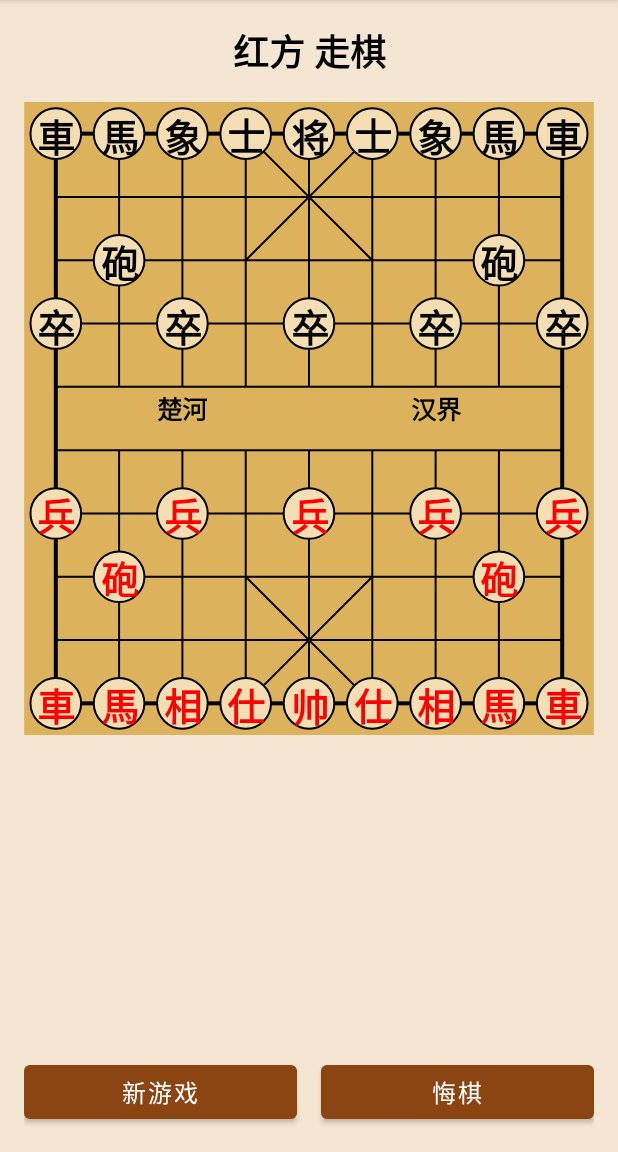
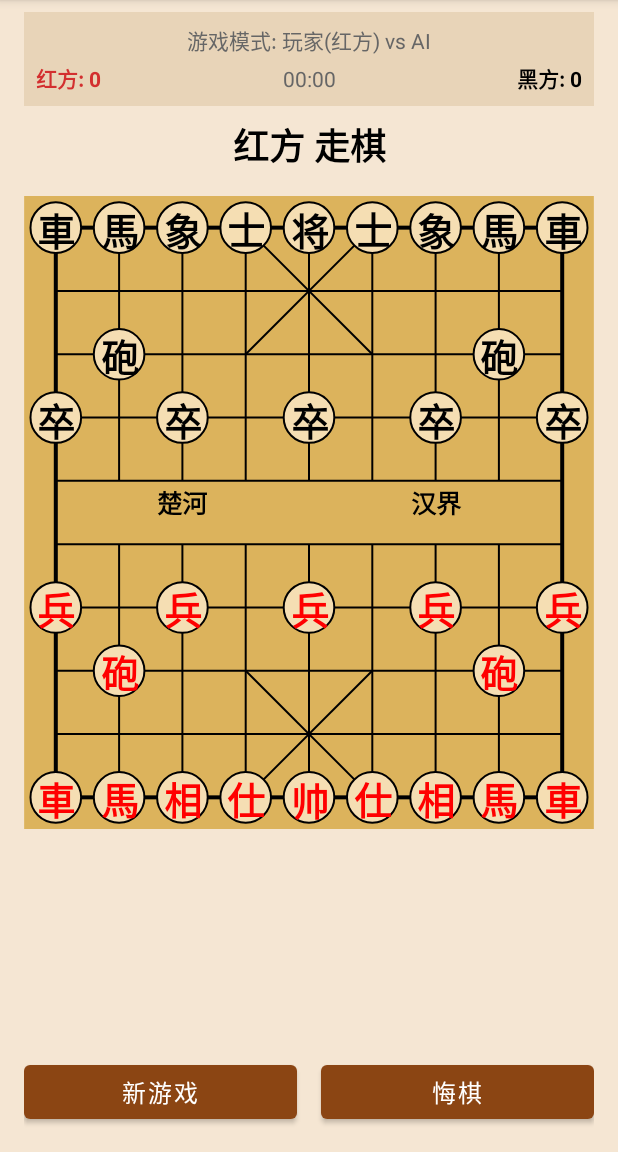
Before and after one commit to yingwang/chinese_chess_mobile, an Android app: the screen it shows after launch (MainActivity), on a phone screen of 412 x 824 dp, the part 84-1236 px from its top. Run offline under Robolectric (Android 15) with nearby library versions, the phone set to English and light mode, and no system bars.

Commit message:
Fix AI auto-start and add game status UI indicators
This commit addresses several issues and adds new features:

1. Fix AI auto-start logic:
   - AI now starts automatically in AI vs AI mode
   - Fixed issue where AI (black) wouldn't start in AI vs AI mode
   - Uses shouldAIMove() check instead of specific color check

2. Optimize AI performance:
   - Reduced time limits for faster response (500ms-8000ms vs 1000ms-15000ms)
   - Adjusted depth levels for better balance between speed and strength
   - BEGINNER: 2 depth, 500ms
   - INTERMEDIATE: 3 depth, 1500ms
   - ADVANCED: 4 depth, 3000ms
   - PROFESSIONAL: 5 depth, 5000ms
   - MASTER: 6 depth, 8000ms

3. Add comprehensive game status UI:
   - Game mode display showing current mode and player colors
   - Score tracking for both red and black players (based on captured pieces)
   - Game timer showing elapsed time in MM:SS format
   - Move counter integrated into stats
   - Stats update in real-time after each move

4. Enhanced UI layout:
   - Added game info panel with mode, scores, and timer
   - Better visual hierarchy with colored text for red/black scores
   - Compact layout that fits all information without crowding

```diff
--- a/app/src/main/java/com/yingwang/chinesechess/GameController.kt
+++ b/app/src/main/java/com/yingwang/chinesechess/GameController.kt
@@ -11,11 +11,11 @@ class GameController(
     private val aiDifficulty: AIDifficulty = AIDifficulty.PROFESSIONAL
 ) {
     enum class AIDifficulty(val depth: Int, val timeLimit: Long) {
-        BEGINNER(2, 1000),
-        INTERMEDIATE(4, 3000),
-        ADVANCED(5, 5000),
-        PROFESSIONAL(6, 8000),
-        MASTER(7, 15000)
+        BEGINNER(2, 500),
+        INTERMEDIATE(3, 1500),
+        ADVANCED(4, 3000),
+        PROFESSIONAL(5, 5000),
+        MASTER(6, 8000)
     }
 
     enum class GameMode {
@@ -34,11 +34,24 @@ class GameController(
 
     private var moveHistory = mutableListOf<Move>()
     private val coroutineScope = CoroutineScope(Dispatchers.Main + SupervisorJob())
+    private var gameStartTime = 0L
+    private var currentMoveStartTime = 0L
+    private var redScore = 0
+    private var blackScore = 0
 
     var onBoardUpdated: ((Board) -> Unit)? = null
     var onGameOver: ((GameResult) -> Unit)? = null
     var onAIThinking: ((Boolean) -> Unit)? = null
     var onMoveCompleted: ((Move) -> Unit)? = null
+    var onStatsUpdated: ((GameStats) -> Unit)? = null
+
+    data class GameStats(
+        val redScore: Int,
+        val blackScore: Int,
+        val moveNumber: Int,
+        val gameTime: Long,
+        val lastMoveTime: Long
+    )
 
     sealed class GameResult {
         data class Checkmate(val winner: PieceColor) : GameResult()
@@ -54,10 +67,15 @@ class GameController(
         board = Board.createInitialBoard()
         moveHistory.clear()
         ai.clearCache()
+        gameStartTime = System.currentTimeMillis()
+        currentMoveStartTime = gameStartTime
+        redScore = 0
+        blackScore = 0
         onBoardUpdated?.invoke(board)
+        updateStats()
 
-        // If AI plays first
-        if (gameMode != GameMode.PLAYER_VS_PLAYER && aiColor == PieceColor.RED) {
+        // Trigger AI move if needed
+        if (shouldAIMove()) {
             makeAIMove()
         }
     }
@@ -73,12 +91,25 @@ class GameController(
             return false
         }
 
+        // Update score if capturing
+        if (move.capturedPiece != null) {
+            val captureValue = move.capturedPiece.type.baseValue
+            if (move.piece.color == PieceColor.RED) {
+                redScore += captureValue
+            } else {
+                blackScore += captureValue
+            }
+        }
+
         // Make the move
+        val moveStartTime = currentMoveStartTime
         board.makeMoveInPlace(move)
         moveHistory.add(move)
+        currentMoveStartTime = System.currentTimeMillis()
 
         onBoardUpdated?.invoke(board)
         onMoveCompleted?.invoke(move)
+        updateStats()
 
         // Check game over
         if (checkGameOver()) {
@@ -111,11 +142,23 @@ class GameController(
                 val move = ai.findBestMove(board)
 
                 if (move != null) {
+                    // Update score if capturing
+                    if (move.capturedPiece != null) {
+                        val captureValue = move.capturedPiece.type.baseValue
+                        if (move.piece.color == PieceColor.RED) {
+                            redScore += captureValue
+                        } else {
+                            blackScore += captureValue
+                        }
+                    }
+
                     board.makeMoveInPlace(move)
                     moveHistory.add(move)
+                    currentMoveStartTime = System.currentTimeMillis()
 
                     onBoardUpdated?.invoke(board)
                     onMoveCompleted?.invoke(move)
+                    updateStats()
 
                     // Check game over
                     if (!checkGameOver()) {
@@ -171,6 +214,23 @@ class GameController(
         return "Cache size: ${ai.getCacheSize()}, Difficulty: $aiDifficulty"
     }
 
+    fun getGameMode(): GameMode = gameMode
+
+    fun getAIColor(): PieceColor = aiColor
+
+    private fun updateStats() {
+        val gameTime = System.currentTimeMillis() - gameStartTime
+        val lastMoveTime = System.currentTimeMillis() - currentMoveStartTime
+        val stats = GameStats(
+            redScore = redScore,
+            blackScore = blackScore,
+            moveNumber = moveHistory.size,
+            gameTime = gameTime,
+            lastMoveTime = lastMoveTime
+        )
+        onStatsUpdated?.invoke(stats)
+    }
+
     fun destroy() {
         coroutineScope.cancel()
     }
--- a/app/src/main/java/com/yingwang/chinesechess/MainActivity.kt
+++ b/app/src/main/java/com/yingwang/chinesechess/MainActivity.kt
@@ -21,6 +21,10 @@ class MainActivity : AppCompatActivity() {
     private lateinit var newGameButton: Button
     private lateinit var undoButton: Button
     private lateinit var gameController: GameController
+    private lateinit var gameModeText: TextView
+    private lateinit var redScoreText: TextView
+    private lateinit var blackScoreText: TextView
+    private lateinit var gameTimeText: TextView
 
     override fun onCreate(savedInstanceState: Bundle?) {
         super.onCreate(savedInstanceState)
@@ -37,6 +41,10 @@ class MainActivity : AppCompatActivity() {
         aiThinkingIndicator = findViewById(R.id.aiThinkingIndicator)
         newGameButton = findViewById(R.id.newGameButton)
         undoButton = findViewById(R.id.undoButton)
+        gameModeText = findViewById(R.id.gameModeText)
+        redScoreText = findViewById(R.id.redScoreText)
+        blackScoreText = findViewById(R.id.blackScoreText)
+        gameTimeText = findViewById(R.id.gameTimeText)
 
         newGameButton.setOnClickListener {
             showNewGameDialog()
@@ -95,6 +103,12 @@ class MainActivity : AppCompatActivity() {
             }
         }
 
+        gameController.onStatsUpdated = { stats ->
+            runOnUiThread {
+                updateGameStats(stats)
+            }
+        }
+
         boardView.setOnMoveListener { move ->
             if (gameController.makePlayerMove(move)) {
                 boardView.clearSelection()
@@ -102,6 +116,8 @@ class MainActivity : AppCompatActivity() {
                 Toast.makeText(this, "非法移动", Toast.LENGTH_SHORT).show()
             }
         }
+
+        updateGameModeDisplay()
     }
 
     private fun updateStatus(currentPlayer: PieceColor) {
@@ -121,6 +137,27 @@ class MainActivity : AppCompatActivity() {
             board.isInCheck(board.currentPlayer) -> "$playerName 将军！"
             else -> "$playerName 走棋"
         }
+    }
+
+    private fun updateGameStats(stats: GameController.GameStats) {
+        redScoreText.text = "红方: ${stats.redScore}"
+        blackScoreText.text = "黑方: ${stats.blackScore}"
+
+        val minutes = stats.gameTime / 60000
+        val seconds = (stats.gameTime % 60000) / 1000
+        gameTimeText.text = String.format("%02d:%02d", minutes, seconds)
+    }
+
+    private fun updateGameModeDisplay() {
+        val modeText = when (gameController.getGameMode()) {
+            GameController.GameMode.PLAYER_VS_PLAYER -> "游戏模式: 玩家 vs 玩家"
+            GameController.GameMode.PLAYER_VS_AI -> {
+                val playerColor = if (gameController.getAIColor() == PieceColor.RED) "黑方" else "红方"
+                "游戏模式: 玩家($playerColor) vs AI"
+            }
+            GameController.GameMode.AI_VS_AI -> "游戏模式: AI vs AI"
+        }
+        gameModeText.text = modeText
     }
 
     private fun showNewGameDialog() {
@@ -182,6 +219,7 @@ class MainActivity : AppCompatActivity() {
                 gameController = GameController(difficulty)
                 setupGameController()
                 gameController.startNewGame()
+                updateGameModeDisplay()
             }
             .show()
     }
--- a/app/src/main/res/layout/activity_main.xml
+++ b/app/src/main/res/layout/activity_main.xml
@@ -7,12 +7,76 @@
     android:background="#F5E6D3"
     tools:context=".MainActivity">
 
+    <!-- Game Info Panel -->
+    <LinearLayout
+        android:id="@+id/gameInfoPanel"
+        android:layout_width="0dp"
+        android:layout_height="wrap_content"
+        android:layout_marginStart="16dp"
+        android:layout_marginTop="8dp"
+        android:layout_marginEnd="16dp"
+        android:background="#E8D4B8"
+        android:orientation="vertical"
+        android:padding="8dp"
+        app:layout_constraintEnd_toEndOf="parent"
+        app:layout_constraintStart_toStartOf="parent"
+        app:layout_constraintTop_toTopOf="parent">
+
+        <TextView
+            android:id="@+id/gameModeText"
+            android:layout_width="match_parent"
+            android:layout_height="wrap_content"
+            android:gravity="center"
+            android:text="游戏模式: 玩家 vs AI"
+            android:textSize="14sp"
+            android:textColor="#666666" />
+
+        <LinearLayout
+            android:layout_width="match_parent"
+            android:layout_height="wrap_content"
+            android:layout_marginTop="4dp"
+            android:orientation="horizontal">
+
+            <TextView
+                android:id="@+id/redScoreText"
+                android:layout_width="0dp"
+                android:layout_height="wrap_content"
+                android:layout_weight="1"
+                android:gravity="start"
+                android:text="红方: 0"
+                android:textSize="14sp"
+                android:textColor="#D32F2F"
+                android:textStyle="bold" />
+
+            <TextView
+                android:id="@+id/gameTimeText"
+                android:layout_width="0dp"
+                android:layout_height="wrap_content"
+                android:layout_weight="1"
+                android:gravity="center"
+                android:text="00:00"
+                android:textSize="14sp"
+                android:textColor="#666666" />
+
+            <TextView
+                android:id="@+id/blackScoreText"
+                android:layout_width="0dp"
+                android:layout_height="wrap_content"
+                android:layout_weight="1"
+                android:gravity="end"
+                android:text="黑方: 0"
+                android:textSize="14sp"
+                android:textColor="#000000"
+                android:textStyle="bold" />
+        </LinearLayout>
+    </LinearLayout>
+
     <TextView
         android:id="@+id/statusText"
         android:layout_width="0dp"
         android:layout_height="wrap_content"
         android:layout_marginStart="16dp"
-        android:layout_marginTop="16dp"
+        android:layout_marginTop="8dp"
         android:layout_marginEnd="16dp"
         android:gravity="center"
         android:text="红方走棋"
@@ -21,14 +85,14 @@
         android:textColor="#000000"
         app:layout_constraintEnd_toEndOf="parent"
         app:layout_constraintStart_toStartOf="parent"
-        app:layout_constraintTop_toTopOf="parent" />
+        app:layout_constraintTop_toBottomOf="@+id/gameInfoPanel" />
 
     <ProgressBar
         android:id="@+id/aiThinkingIndicator"
         style="?android:attr/progressBarStyle"
         android:layout_width="wrap_content"
         android:layout_height="wrap_content"
-        android:layout_marginTop="8dp"
+        android:layout_marginTop="4dp"
         android:visibility="gone"
         app:layout_constraintEnd_toEndOf="parent"
         app:layout_constraintStart_toStartOf="parent"
```
